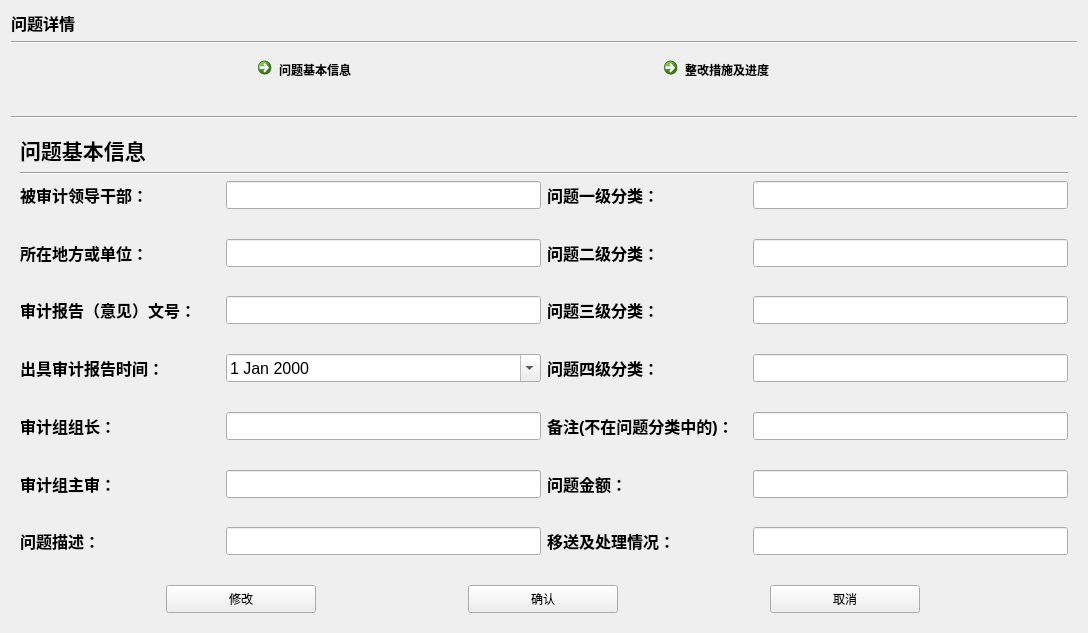
The window that ui_dir/quedetail.ui (wind-sword/Audit) describes before a commit, drawn with Qt 5.
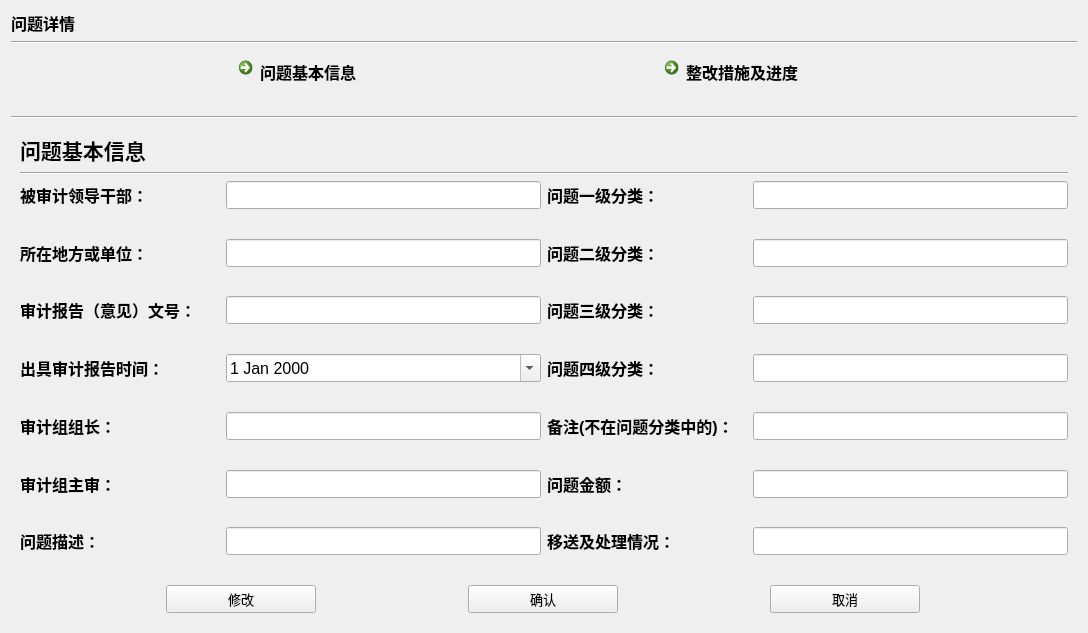
The same window after the commit. The open tabs and pages were chosen to show the change.

```diff
--- a/ui_dir/quedetail.ui
+++ b/ui_dir/quedetail.ui
@@ -47,16 +47,25 @@
       <widget class="QCommandLinkButton" name="commandLinkButton_4">
        <property name="minimumSize">
         <size>
-         <width>0</width>
+         <width>200</width>
          <height>60</height>
         </size>
        </property>
        <property name="maximumSize">
         <size>
-         <width>161</width>
+         <width>200</width>
          <height>60</height>
         </size>
        </property>
+       <property name="font">
+        <font>
+         <family>Segoe UI</family>
+         <pointsize>12</pointsize>
+         <weight>75</weight>
+         <italic>false</italic>
+         <bold>true</bold>
+        </font>
+       </property>
        <property name="styleSheet">
         <string notr="true">font: 12pt &quot;Adobe Devanagari&quot;;</string>
        </property>
@@ -72,18 +81,24 @@
       <widget class="QCommandLinkButton" name="commandLinkButton_2">
        <property name="minimumSize">
         <size>
-         <width>180</width>
+         <width>200</width>
          <height>60</height>
         </size>
        </property>
        <property name="maximumSize">
         <size>
-         <width>161</width>
+         <width>200</width>
          <height>60</height>
         </size>
        </property>
-       <property name="styleSheet">
-        <string notr="true">font: 12pt &quot;Adobe Devanagari&quot;;</string>
+       <property name="font">
+        <font>
+         <family>Segoe UI</family>
+         <pointsize>12</pointsize>
+         <weight>75</weight>
+         <italic>false</italic>
+         <bold>true</bold>
+        </font>
        </property>
        <property name="text">
         <string>整改措施及进度</string>
@@ -606,6 +621,11 @@
              <height>16777215</height>
             </size>
            </property>
+           <property name="font">
+            <font>
+             <pointsize>10</pointsize>
+            </font>
+           </property>
            <property name="text">
             <string>修改</string>
            </property>
@@ -625,6 +645,11 @@
              <height>16777215</height>
             </size>
            </property>
+           <property name="font">
+            <font>
+             <pointsize>10</pointsize>
+            </font>
+           </property>
            <property name="text">
             <string>确认</string>
            </property>
@@ -644,6 +669,11 @@
              <height>16777215</height>
             </size>
            </property>
+           <property name="font">
+            <font>
+             <pointsize>10</pointsize>
+            </font>
+           </property>
            <property name="text">
             <string>取消</string>
            </property>
```
Left out of the diff: 88 changed lines with no effect on the pictures.
